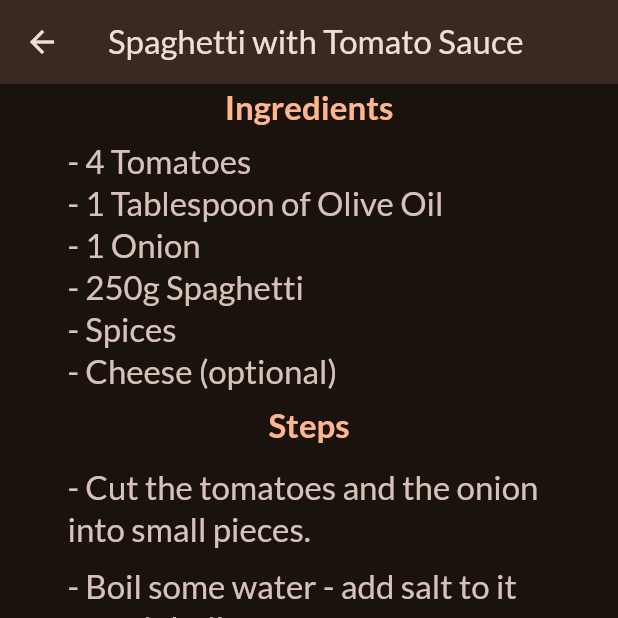
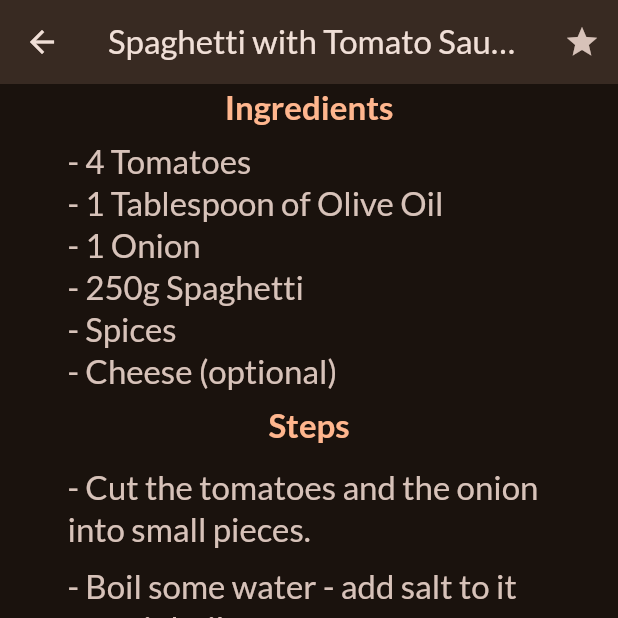
Before and after one commit to S-at-yam/Meals-App, a Flutter app: the MealDetailScreen screen opened directly with sample values from the repository, scrolled down 306 dp, on a phone screen of 412 x 824 dp, the top half of it. Run offline on Flutter 3.47's test engine with Material 3 defaults, Android fonts, the phone set to English and light mode, and no system bars; our stand-ins replace google_fonts, transparent_image; network calls fail.

Commit message:
added function of selecting favorite meals

```diff
--- a/lib/main.dart
+++ b/lib/main.dart
@@ -4,7 +4,6 @@ import 'package:flutter/material.dart';
 
 import 'package:google_fonts/google_fonts.dart';
 
-import 'package:meals_app/screens/category_screen.dart';
 import 'package:meals_app/screens/tab_screen.dart';
 
 final theme = ThemeData(
--- a/lib/screens/meal_detail_screen.dart
+++ b/lib/screens/meal_detail_screen.dart
@@ -2,12 +2,27 @@ import 'package:flutter/material.dart';
 import 'package:meals_app/Models/meal.dart';
 
 class MealDetailScreen extends StatelessWidget {
-  const MealDetailScreen({super.key, required this.meal});
+  const MealDetailScreen({
+    super.key,
+    required this.meal,
+    required this.onFavorite,
+  });
   final Meal meal;
+  final void Function(Meal meal) onFavorite;
   @override
   Widget build(BuildContext context) {
     return Scaffold(
-      appBar: AppBar(title: Text(meal.title)),
+      appBar: AppBar(
+        title: Text(meal.title),
+        actions: [
+          IconButton(
+            onPressed: () {
+              onFavorite(meal);
+            },
+            icon: Icon(Icons.star),
+          ),
+        ],
+      ),
       body: SingleChildScrollView(
         child: Column(
           children: [
--- a/lib/widgets/meal_item_trait.dart
+++ b/lib/widgets/meal_item_trait.dart
@@ -11,7 +11,7 @@ class MealItemTrait extends StatelessWidget {
       children: [
         Icon(icon, size: 17, color: Colors.white),
         const SizedBox(width: 6),
-        Text(label, style: TextStyle(color: Colors.white, fontSize: 20)),
+        Text(label, style: TextStyle(color: Colors.white, fontSize: 16)),
       ],
     );
   }
--- a/lib/widgets/meals.dart
+++ b/lib/widgets/meals.dart
@@ -63,7 +63,7 @@ class Meals extends StatelessWidget {
                     ),
                     const SizedBox(height: 8),
                     Row(
-                      mainAxisAlignment: MainAxisAlignment.spaceAround,
+                      mainAxisAlignment: MainAxisAlignment.spaceEvenly,
                       children: [
                         MealItemTrait(
                           icon: Icons.schedule,
```
Also changed, not shown: lib/screens/category_screen.dart (+9 -2 lines), lib/screens/meals_screen.dart (+12 -4 lines), lib/screens/tab_screen.dart (+22 -2 lines).
